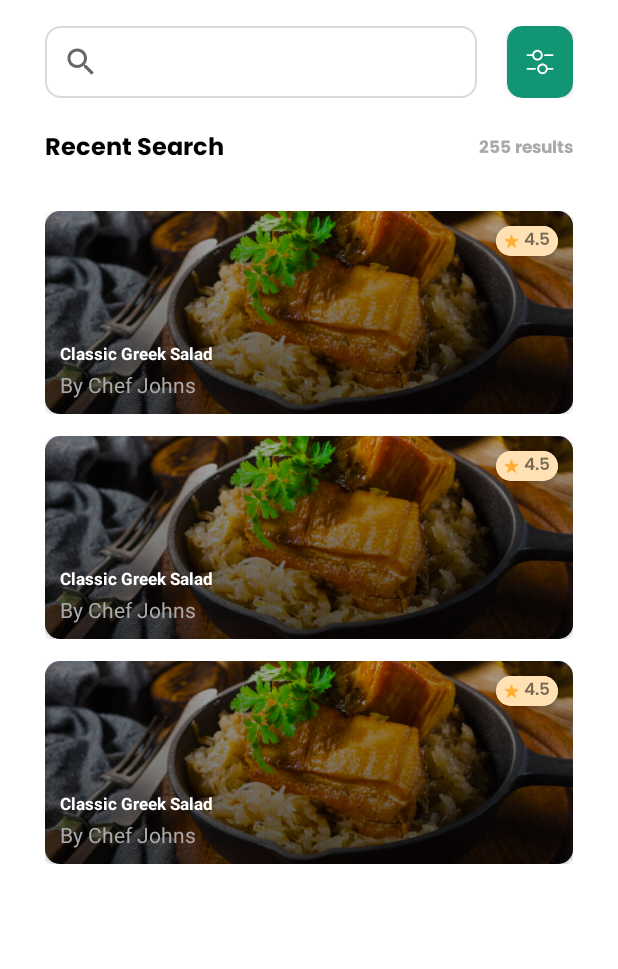
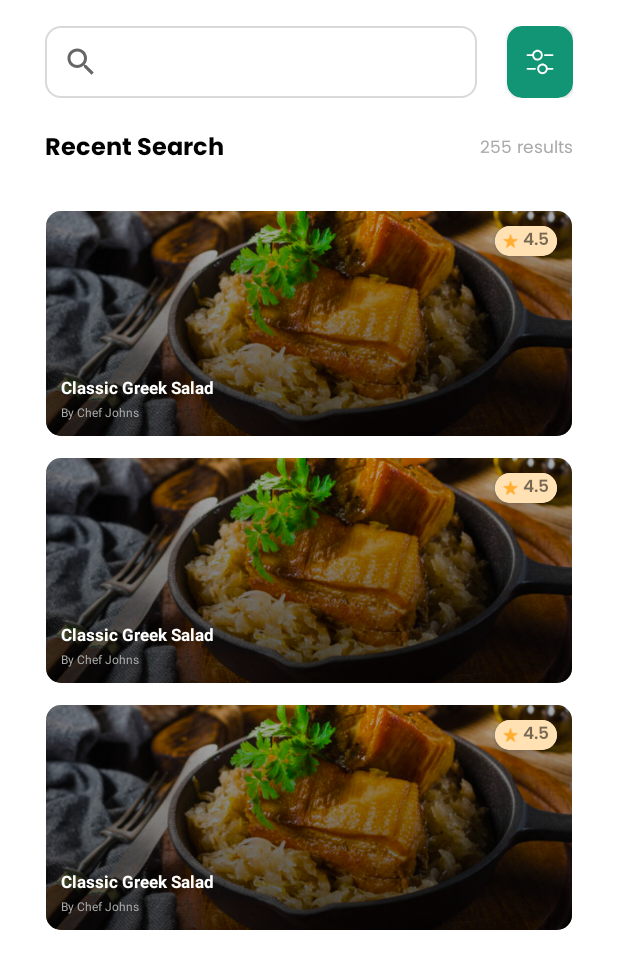
Before and after one commit to srushti3011/AndroidShowcaseApp, an Android app: the layout activity_recipe_search.xml on its own in the app's theme, with its tools: preview values and no code run, on a phone screen of 412 x 824 dp. Shown: the top 969 px of the screen. Run offline under Robolectric (Android 15) with nearby library versions, the phone set to English and light mode, and no system bars; network calls fail.

Commit message:
UNT-T37684: Searched recipe recycler view setup, API setup for normal query (without filter)

```diff
--- a/app/src/main/java/com/example/recipeapp/homeflow/view/HomeFragment.kt
+++ b/app/src/main/java/com/example/recipeapp/homeflow/view/HomeFragment.kt
@@ -1,7 +1,6 @@
 package com.example.recipeapp.homeflow.view
 
 import android.os.Bundle
-import android.util.Log
 import android.util.TypedValue
 import android.view.LayoutInflater
 import android.view.View
@@ -181,7 +180,9 @@ class HomeFragment : Fragment() {
 
     private fun setupSearchView() {
         binding.searchViewRecipe.setOnClickListener {
-            Log.i("TAG", "navigate to search screen")
+            viewModel.searchClicked(this)
+        }
+        binding.searchViewRecipe.setOnSearchClickListener {
             viewModel.searchClicked(this)
         }
     }
--- a/app/src/main/java/com/example/recipeapp/network/networkrepository/RecipeRepository.kt
+++ b/app/src/main/java/com/example/recipeapp/network/networkrepository/RecipeRepository.kt
@@ -1,10 +1,12 @@
 package com.example.recipeapp.network.networkrepository
 
 import com.example.recipeapp.network.ApiResult
+import com.example.recipeapp.network.networkmodel.ComplexRecipeQueryResponse
 import com.example.recipeapp.network.networkmodel.NewRecipeResponse
 import com.example.recipeapp.network.networkmodel.RecipesPerCuisineResponse
 
 interface RecipeRepository {
     suspend fun getRecipesPerCuisine(cuisine: String): ApiResult<RecipesPerCuisineResponse>
     suspend fun getNewRecipes(number: Int): ApiResult<NewRecipeResponse>
+    suspend fun searchRecipesFor(query: String): ApiResult<ComplexRecipeQueryResponse>
 }
--- a/app/src/main/java/com/example/recipeapp/network/networkrepository/RecipeRepositoryImpl.kt
+++ b/app/src/main/java/com/example/recipeapp/network/networkrepository/RecipeRepositoryImpl.kt
@@ -1,6 +1,7 @@
 package com.example.recipeapp.network.networkrepository
 
 import com.example.recipeapp.network.ApiResult
+import com.example.recipeapp.network.networkmodel.ComplexRecipeQueryResponse
 import com.example.recipeapp.network.networkmodel.NewRecipeResponse
 import com.example.recipeapp.network.networkmodel.RecipesPerCuisineResponse
 import com.example.recipeapp.network.networkservice.RecipeService
@@ -19,4 +20,8 @@ class RecipeRepositoryImpl @Inject constructor(
     override suspend fun getNewRecipes(number: Int): ApiResult<NewRecipeResponse> {
         return recipeService.getNewRecipes(number)
     }
+
+    override suspend fun searchRecipesFor(query: String): ApiResult<ComplexRecipeQueryResponse> {
+        return recipeService.searchRecipesFor(query)
+    }
 }
--- a/app/src/main/java/com/example/recipeapp/network/networkservice/RecipeService.kt
+++ b/app/src/main/java/com/example/recipeapp/network/networkservice/RecipeService.kt
@@ -1,6 +1,7 @@
 package com.example.recipeapp.network.networkservice
 
 import com.example.recipeapp.network.ApiResult
+import com.example.recipeapp.network.networkmodel.ComplexRecipeQueryResponse
 import com.example.recipeapp.network.networkmodel.NewRecipeResponse
 import com.example.recipeapp.network.networkmodel.RecipesPerCuisineResponse
 import retrofit2.http.GET
@@ -17,4 +18,9 @@ interface RecipeService {
     suspend fun getNewRecipes(
         @Query("number") number: Int
     ): ApiResult<NewRecipeResponse>
+
+    @GET("/recipes/complexSearch")
+    suspend fun searchRecipesFor(
+        @Query("query") query: String
+    ): ApiResult<ComplexRecipeQueryResponse>
 }
--- a/app/src/main/res/layout/activity_recipe_search.xml
+++ b/app/src/main/res/layout/activity_recipe_search.xml
@@ -30,10 +30,12 @@
         <androidx.cardview.widget.CardView
             android:layout_width="wrap_content"
             android:layout_height="match_parent"
-            app:cardCornerRadius="10dp"
             android:layout_marginStart="20dp"
-            android:backgroundTint="@color/colorPrimary">
+            android:backgroundTint="@color/colorPrimary"
+            app:cardCornerRadius="10dp">
+
             <androidx.appcompat.widget.AppCompatImageButton
+                android:id="@+id/btnFilterSearch"
                 android:layout_width="match_parent"
                 android:layout_height="match_parent"
                 android:backgroundTint="@android:color/transparent"
@@ -48,12 +50,13 @@
         android:layout_marginStart="30dp"
         android:layout_marginTop="20dp"
         android:layout_marginEnd="30dp"
+        android:orientation="horizontal"
         app:layout_constraintEnd_toEndOf="parent"
         app:layout_constraintStart_toStartOf="parent"
-        app:layout_constraintTop_toBottomOf="@id/searchViewContainer"
-        android:orientation="horizontal">
+        app:layout_constraintTop_toBottomOf="@id/searchViewContainer">
+
         <androidx.appcompat.widget.AppCompatTextView
-            android:id="@+id/tvRecentSearch"
+            android:id="@+id/tvSearchHeading"
             android:layout_width="wrap_content"
             android:layout_height="wrap_content"
             android:fontFamily="@font/poppins_bold"
@@ -61,33 +64,35 @@
             android:textColor="@color/black"
             android:textSize="16sp"
             android:textStyle="bold" />
+
         <View
             android:layout_width="0dp"
             android:layout_height="0dp"
             android:layout_weight="1" />
+
         <androidx.appcompat.widget.AppCompatTextView
+            android:id="@+id/tvSearchResultCount"
             android:layout_width="wrap_content"
             android:layout_height="match_parent"
-            android:fontFamily="@font/poppins_bold"
+            android:fontFamily="@font/poppins_regular"
+            android:gravity="center_vertical"
             android:text="@string/sample_searched_count"
             android:textColor="@color/recipeCardTextGray"
-            android:textSize="11sp"
-            android:textStyle="bold"
-            android:gravity="center_vertical" />
+            android:textSize="11sp" />
     </LinearLayout>
 
     <androidx.recyclerview.widget.RecyclerView
         android:id="@+id/rvSearchedRecipes"
         android:layout_width="0dp"
         android:layout_height="0dp"
-        android:layout_marginStart="30dp"
+        android:layout_marginStart="23dp"
         android:layout_marginTop="20dp"
-        android:layout_marginEnd="30dp"
+        android:layout_marginEnd="23dp"
+        android:layout_marginBottom="0dp"
+        app:layout_constraintBottom_toBottomOf="parent"
         app:layout_constraintEnd_toEndOf="parent"
         app:layout_constraintStart_toStartOf="parent"
         app:layout_constraintTop_toBottomOf="@+id/subHeadContainer"
-        app:layout_constraintBottom_toBottomOf="parent"
-        tools:listitem="@layout/rv_item_searched_recipe"
-        android:layout_marginBottom="0dp"/>
+        tools:listitem="@layout/rv_item_searched_recipe" />
 
 </androidx.constraintlayout.widget.ConstraintLayout>
--- a/app/src/main/res/layout/rv_item_searched_recipe.xml
+++ b/app/src/main/res/layout/rv_item_searched_recipe.xml
@@ -1,24 +1,24 @@
 <?xml version="1.0" encoding="utf-8"?>
 <FrameLayout xmlns:android="http://schemas.android.com/apk/res/android"
     xmlns:app="http://schemas.android.com/apk/res-auto"
-    android:layout_width="wrap_content"
-    android:layout_height="150dp"
-    android:paddingTop="7.5dp"
-    android:paddingBottom="7.5dp">
+    android:layout_width="match_parent"
+    android:layout_height="wrap_content"
+    android:padding="7.5dp">
 
     <androidx.cardview.widget.CardView
-        android:layout_width="wrap_content"
+        android:layout_width="match_parent"
         android:layout_height="match_parent"
         app:cardCornerRadius="10dp">
 
         <androidx.appcompat.widget.AppCompatImageView
             android:id="@+id/imgRecipe"
             android:layout_width="wrap_content"
-            android:layout_height="match_parent"
+            android:layout_height="150dp"
             android:scaleType="centerCrop"
             android:src="@drawable/sample_searched_recipe" />
 
         <androidx.appcompat.widget.AppCompatImageView
+            android:id="@+id/overlay"
             android:layout_width="match_parent"
             android:layout_height="match_parent"
             android:scaleType="centerCrop"
@@ -49,6 +49,7 @@
                 android:layout_marginTop="3dp"
                 android:lines="1"
                 android:text="@string/sample_chef_name"
+                android:textSize="8sp"
                 android:textColor="@color/recipeCardTextGray" />
         </LinearLayout>
 
--- a/app/src/main/res/values/strings.xml
+++ b/app/src/main/res/values/strings.xml
@@ -50,4 +50,6 @@
     <string name="hint_search_recipe">Search recipe</string>
     <string name="recent_search">Recent Search</string>
     <string name="sample_searched_count">255 results</string>
+    <string name="search_result">Search Result</string>
+    <string name="search_result_count">%d results</string>
 </resources>
```
Also changed, not shown: app/src/main/java/com/example/recipeapp/homeflow/view/RecipeSearchActivity.kt (+119 -35 lines), app/src/main/java/com/example/recipeapp/homeflow/viewmodel/RecipeSearchViewModel.kt (added, +121 -0 lines), app/src/main/java/com/example/recipeapp/network/networkmodel/ComplexQueryResponseSingleRecipe.kt (added, +16 -0 lines), app/src/main/java/com/example/recipeapp/network/networkmodel/ComplexRecipeQueryResponse.kt (added, +16 -0 lines), app/src/main/java/com/example/recipeapp/savedrecipeflow/view/SearchedRecipeAdapter.kt (+22 -14 lines).
